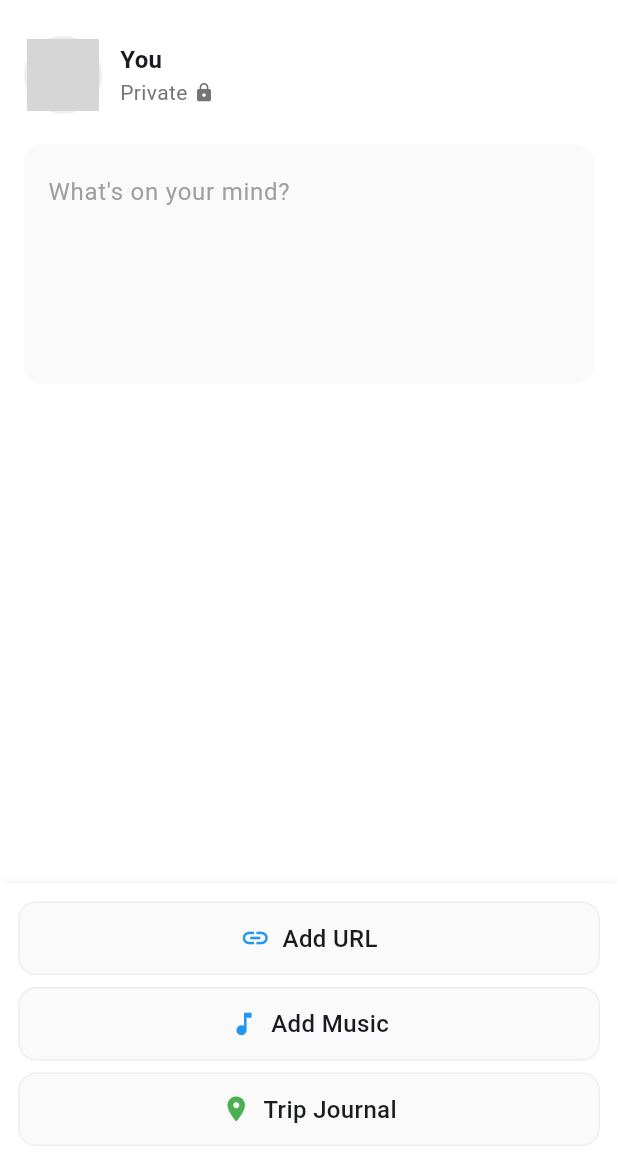
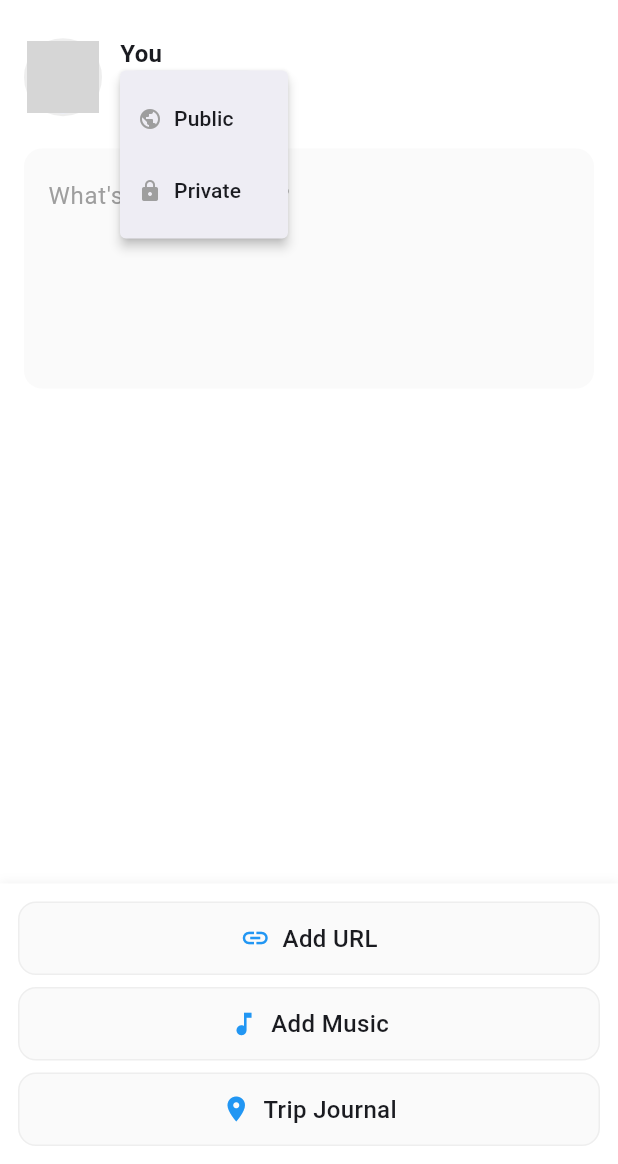
Before and after one commit to Yung729/blindmate, a Flutter app: the CreatePostScreen screen opened directly with empty values, after a tap on "Public", on a phone screen of 412 x 824 dp, the part 72-1236 px from its top. Run offline on Flutter 3.47's test engine with Material 3 defaults, Android fonts, the phone set to English and light mode, and no system bars; our stand-ins replace animated_text_kit, cloud_firestore, device_info_plus, firebase_auth, firebase_core, google_generative_ai and 5 more; missing offline and left inert: metadata_fetch; accounts and stored records are empty; project files that could hold a hidden picture were left out; grey boxes are pictures that could not be loaded.

Commit message:
music player issue fixed
- music player issue ( when navigate to other screen, music player wont destroy), this issue fixed
- trip journal added validation
- create post screen visibility options changed to dropdown click list

```diff
--- a/lib/views/screens/create_post_screen.dart
+++ b/lib/views/screens/create_post_screen.dart
@@ -376,10 +376,67 @@ class _CreatePostScreenState extends State<CreatePostScreen> {
                               fontSize: 16,
                             ),
                           ),
-                          GestureDetector(
-                            onTap: _togglePostVisibility,
+                          SizedBox(
+                            height: 32,
+                            child: Consumer<CreatePostState>(
+                              builder: (context, createPostState, _) {
+                                return PopupMenuButton<String>(
+                                  onSelected: (value) {
+                                    createPostState.setIsPublic(
+                                      value == "Public",
+                                    );
+                                  },
+                                  itemBuilder:
+                                      (BuildContext context) => [
+                                        const PopupMenuItem<String>(
+                                          value: "Public",
                                           child: Row(
                                             children: [
+                                              Icon(
+                                                Icons.public,
+                                                size: 16,
+                                                color: Colors.grey,
+                                              ),
+                                              SizedBox(width: 8),
+                                              Text("Public"),
+                                            ],
+                                          ),
+                                        ),
+                                        const PopupMenuItem<String>(
+                                          value: "Private",
+                                          child: Row(
+                                            children: [
+                                              Icon(
+                                                Icons.lock,
+                                                size: 16,
+                                                color: Colors.grey,
+                                              ),
+                                              SizedBox(width: 8),
+                                              Text("Private"),
+                                            ],
+                                          ),
+                                        ),
+                                      ],
+                                  child: Container(
+                                    padding: const EdgeInsets.symmetric(
+                                      horizontal: 8,
+                                      vertical: 4,
+                                    ),
+                                    decoration: BoxDecoration(
+                                      color: Colors.grey.shade100,
+                                      borderRadius: BorderRadius.circular(12),
+                                    ),
+                                    child: Row(
+                                      mainAxisSize: MainAxisSize.min,
+                                      children: [
+                                        Icon(
+                                          createPostState.isPublic
+                                              ? Icons.public
+                                              : Icons.lock,
+                                          size: 16,
+                                          color: Colors.grey[600],
+                                        ),
+                                        const SizedBox(width: 4),
                                         Text(
                                           createPostState.isPublic
                                               ? "Public"
@@ -389,15 +446,15 @@ class _CreatePostScreenState extends State<CreatePostScreen> {
                                             fontSize: 14,
                                           ),
                                         ),
-                                const SizedBox(width: 4),
-                                Icon(
-                                  createPostState.isPublic
-                                      ? Icons.public
-                                      : Icons.lock,
-                                  size: 14,
-                                  color: Colors.grey[600],
+                                        const Icon(
+                                          Icons.arrow_drop_down,
+                                          size: 20,
                                         ),
                                       ],
+                                    ),
+                                  ),
+                                );
+                              },
                             ),
                           ),
                         ],
@@ -800,7 +857,7 @@ class _CreatePostScreenState extends State<CreatePostScreen> {
                           children: [
                             const Icon(
                               Icons.location_on,
-                              color: Colors.green,
+                              color: Colors.blue,
                               size: 20,
                             ),
                             const SizedBox(width: 8),
```
Also changed, not shown: lib/views/UIComponents/floating_youtube_player.dart (+128 -88 lines), lib/views/UIComponents/trip_journal_create_dialog.dart (+70 -6 lines), lib/views/screens/sharing_screen.dart (+7 -0 lines). Lines whose indentation alone changed are shown as unchanged.
